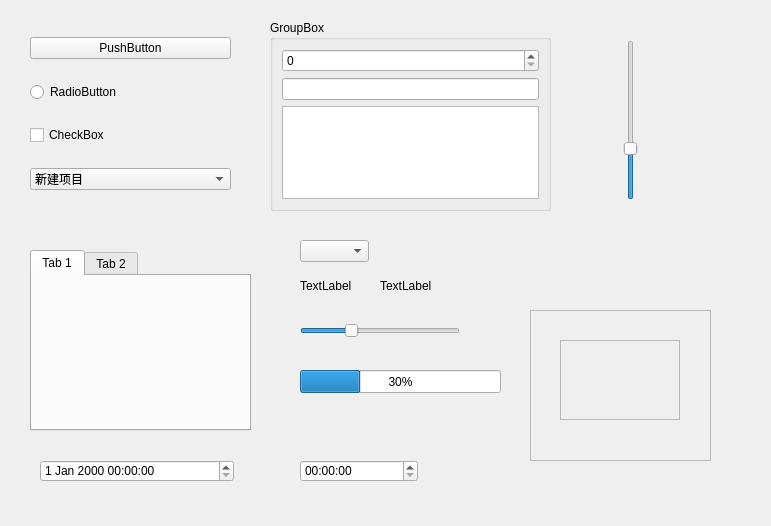
Above: gui/form.ui from laomagood/Qss before the change. Below: the same form after it.
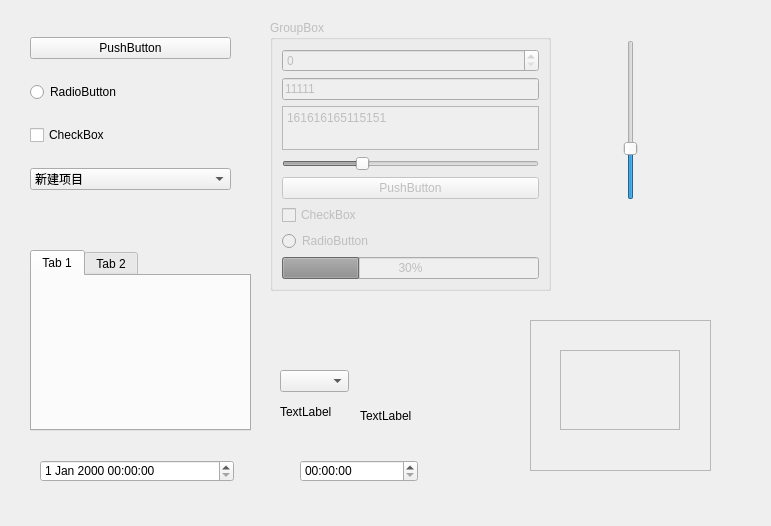
That is the form after the change.

Commit message: 增加了按钮checked状态，disabled样式修改

```diff
--- a/gui/form.ui
+++ b/gui/form.ui
@@ -66,12 +66,15 @@
    </layout>
   </widget>
   <widget class="QGroupBox" name="groupBox">
+   <property name="enabled">
+    <bool>false</bool>
+   </property>
    <property name="geometry">
     <rect>
      <x>270</x>
      <y>20</y>
      <width>281</width>
-     <height>191</height>
+     <height>271</height>
     </rect>
    </property>
    <property name="title">
@@ -82,10 +85,63 @@
      <widget class="QSpinBox" name="spinBox"/>
     </item>
     <item>
-     <widget class="QLineEdit" name="lineEdit"/>
+     <widget class="QLineEdit" name="lineEdit">
+      <property name="text">
+       <string>11111</string>
+      </property>
+     </widget>
     </item>
     <item>
-     <widget class="QTextEdit" name="textEdit"/>
+     <widget class="QTextEdit" name="textEdit">
+      <property name="enabled">
+       <bool>false</bool>
+      </property>
+      <property name="html">
+       <string>&lt;!DOCTYPE HTML PUBLIC &quot;-//W3C//DTD HTML 4.0//EN&quot; &quot;http://www.w3.org/TR/REC-html40/strict.dtd&quot;&gt;
+&lt;html&gt;&lt;head&gt;&lt;meta name=&quot;qrichtext&quot; content=&quot;1&quot; /&gt;&lt;style type=&quot;text/css&quot;&gt;
+p, li { white-space: pre-wrap; }
+&lt;/style&gt;&lt;/head&gt;&lt;body style=&quot; font-family:'SimSun'; font-size:9pt; font-weight:400; font-style:normal;&quot;&gt;
+&lt;p style=&quot; margin-top:0px; margin-bottom:0px; margin-left:0px; margin-right:0px; -qt-block-indent:0; text-indent:0px;&quot;&gt;161616165115151&lt;/p&gt;&lt;/body&gt;&lt;/html&gt;</string>
+      </property>
+     </widget>
+    </item>
+    <item>
+     <widget class="QSlider" name="horizontalSlider">
+      <property name="value">
+       <number>30</number>
+      </property>
+      <property name="orientation">
+       <enum>Qt::Horizontal</enum>
+      </property>
+     </widget>
+    </item>
+    <item>
+     <widget class="QPushButton" name="pushButton_2">
+      <property name="text">
+       <string>PushButton</string>
+      </property>
+     </widget>
+    </item>
+    <item>
+     <widget class="QCheckBox" name="checkBox_2">
+      <property name="text">
+       <string>CheckBox</string>
+      </property>
+     </widget>
+    </item>
+    <item>
+     <widget class="QRadioButton" name="radioButton_2">
+      <property name="text">
+       <string>RadioButton</string>
+      </property>
+     </widget>
+    </item>
+    <item>
+     <widget class="QProgressBar" name="progressBar">
+      <property name="value">
+       <number>30</number>
+      </property>
+     </widget>
     </item>
    </layout>
   </widget>
@@ -109,22 +165,6 @@
     </attribute>
    </widget>
   </widget>
-  <widget class="QSlider" name="horizontalSlider">
-   <property name="geometry">
-    <rect>
-     <x>300</x>
-     <y>320</y>
-     <width>160</width>
-     <height>22</height>
-    </rect>
-   </property>
-   <property name="value">
-    <number>30</number>
-   </property>
-   <property name="orientation">
-    <enum>Qt::Horizontal</enum>
-   </property>
-  </widget>
   <widget class="QSlider" name="verticalSlider">
    <property name="geometry">
     <rect>
@@ -144,34 +184,21 @@
   <widget class="QLabel" name="label">
    <property name="geometry">
     <rect>
-     <x>300</x>
-     <y>280</y>
+     <x>280</x>
+     <y>402</y>
      <width>54</width>
-     <height>12</height>
+     <height>20</height>
     </rect>
    </property>
    <property name="text">
     <string>TextLabel</string>
    </property>
   </widget>
-  <widget class="QProgressBar" name="progressBar">
-   <property name="geometry">
-    <rect>
-     <x>300</x>
-     <y>370</y>
-     <width>201</width>
-     <height>23</height>
-    </rect>
-   </property>
-   <property name="value">
-    <number>30</number>
-   </property>
-  </widget>
   <widget class="QFrame" name="frame">
    <property name="geometry">
     <rect>
      <x>530</x>
-     <y>310</y>
+     <y>320</y>
      <width>181</width>
      <height>151</height>
     </rect>
@@ -222,8 +249,8 @@
   <widget class="QComboBox" name="comboBoxSkin">
    <property name="geometry">
     <rect>
-     <x>300</x>
-     <y>240</y>
+     <x>280</x>
+     <y>370</y>
      <width>69</width>
      <height>22</height>
     </rect>
@@ -232,8 +259,8 @@
   <widget class="QLabel" name="label_2">
    <property name="geometry">
     <rect>
-     <x>380</x>
-     <y>280</y>
+     <x>360</x>
+     <y>410</y>
      <width>54</width>
      <height>12</height>
     </rect>
```
The commit also changes 5 other files.
